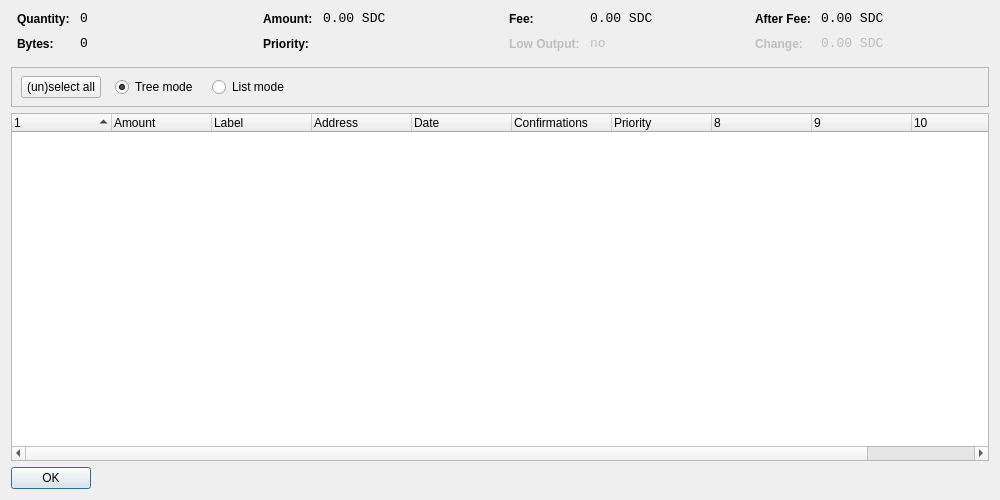
Meee32/net2-1, file src/qt/forms/coincontroldialog.ui: the form before one commit.
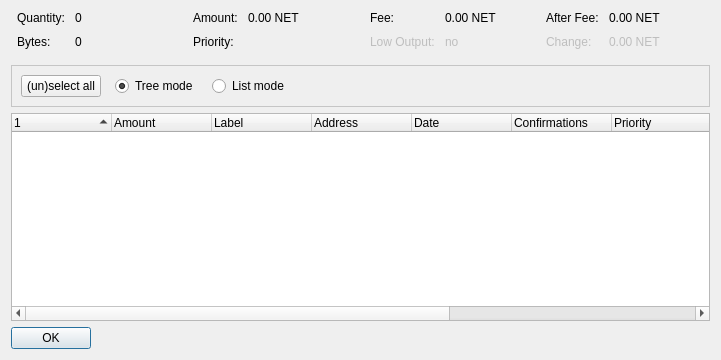
The form after the commit. Custom widgets are drawn as their Qt base class.

Patch:
```diff
--- a/src/qt/forms/coincontroldialog.ui
+++ b/src/qt/forms/coincontroldialog.ui
@@ -6,8 +6,8 @@
    <rect>
     <x>0</x>
     <y>0</y>
-    <width>1000</width>
-    <height>500</height>
+    <width>721</width>
+    <height>360</height>
    </rect>
   </property>
   <property name="windowTitle">
@@ -39,7 +39,7 @@
        <item row="0" column="0">
         <widget class="QLabel" name="labelCoinControlQuantityText">
          <property name="styleSheet">
-          <string notr="true">font-weight:bold;</string>
+          <string notr="true"/>
          </property>
          <property name="text">
           <string>Quantity:</string>
@@ -48,12 +48,6 @@
        </item>
        <item row="0" column="1">
         <widget class="QLabel" name="labelCoinControlQuantity">
-         <property name="font">
-          <font>
-           <family>Monospace</family>
-           <pointsize>10</pointsize>
-          </font>
-         </property>
          <property name="cursor">
           <cursorShape>IBeamCursor</cursorShape>
          </property>
@@ -71,7 +65,7 @@
        <item row="1" column="0">
         <widget class="QLabel" name="labelCoinControlBytesText">
          <property name="styleSheet">
-          <string notr="true">font-weight:bold;</string>
+          <string notr="true"/>
          </property>
          <property name="text">
           <string>Bytes:</string>
@@ -80,12 +74,6 @@
        </item>
        <item row="1" column="1">
         <widget class="QLabel" name="labelCoinControlBytes">
-         <property name="font">
-          <font>
-           <family>Monospace</family>
-           <pointsize>10</pointsize>
-          </font>
-         </property>
          <property name="cursor">
           <cursorShape>IBeamCursor</cursorShape>
          </property>
@@ -119,7 +107,7 @@
        <item row="0" column="0">
         <widget class="QLabel" name="labelCoinControlAmountText">
          <property name="styleSheet">
-          <string notr="true">font-weight:bold;</string>
+          <string notr="true"/>
          </property>
          <property name="text">
           <string>Amount:</string>
@@ -128,12 +116,6 @@
        </item>
        <item row="0" column="1">
         <widget class="QLabel" name="labelCoinControlAmount">
-         <property name="font">
-          <font>
-           <family>Monospace</family>
-           <pointsize>10</pointsize>
-          </font>
-         </property>
          <property name="cursor">
           <cursorShape>IBeamCursor</cursorShape>
          </property>
@@ -141,7 +123,7 @@
           <enum>Qt::ActionsContextMenu</enum>
          </property>
          <property name="text">
-          <string notr="true">0.00 SDC</string>
+          <string>0.00 NET</string>
          </property>
          <property name="textInteractionFlags">
           <set>Qt::LinksAccessibleByMouse|Qt::TextSelectableByKeyboard|Qt::TextSelectableByMouse</set>
@@ -151,7 +133,7 @@
        <item row="1" column="0">
         <widget class="QLabel" name="labelCoinControlPriorityText">
          <property name="styleSheet">
-          <string notr="true">font-weight:bold;</string>
+          <string notr="true"/>
          </property>
          <property name="text">
           <string>Priority:</string>
@@ -160,18 +142,18 @@
        </item>
        <item row="1" column="1">
         <widget class="QLabel" name="labelCoinControlPriority">
-         <property name="font">
-          <font>
-           <family>Monospace</family>
-           <pointsize>10</pointsize>
-          </font>
-         </property>
          <property name="cursor">
           <cursorShape>IBeamCursor</cursorShape>
          </property>
          <property name="contextMenuPolicy">
           <enum>Qt::ActionsContextMenu</enum>
          </property>
+         <property name="autoFillBackground">
+          <bool>false</bool>
+         </property>
+         <property name="styleSheet">
+          <string notr="true"/>
+         </property>
          <property name="text">
           <string/>
          </property>
@@ -199,7 +181,7 @@
        <item row="0" column="0">
         <widget class="QLabel" name="labelCoinControlFeeText">
          <property name="styleSheet">
-          <string notr="true">font-weight:bold;</string>
+          <string notr="true"/>
          </property>
          <property name="text">
           <string>Fee:</string>
@@ -208,12 +190,6 @@
        </item>
        <item row="0" column="1">
         <widget class="QLabel" name="labelCoinControlFee">
-         <property name="font">
-          <font>
-           <family>Monospace</family>
-           <pointsize>10</pointsize>
-          </font>
-         </property>
          <property name="cursor">
           <cursorShape>IBeamCursor</cursorShape>
          </property>
@@ -221,7 +197,7 @@
           <enum>Qt::ActionsContextMenu</enum>
          </property>
          <property name="text">
-          <string notr="true">0.00 SDC</string>
+          <string>0.00 NET</string>
          </property>
          <property name="textInteractionFlags">
           <set>Qt::LinksAccessibleByMouse|Qt::TextSelectableByKeyboard|Qt::TextSelectableByMouse</set>
@@ -234,7 +210,7 @@
           <bool>false</bool>
          </property>
          <property name="styleSheet">
-          <string notr="true">font-weight:bold;</string>
+          <string notr="true"/>
          </property>
          <property name="text">
           <string>Low Output:</string>
@@ -246,12 +222,6 @@
          <property name="enabled">
           <bool>false</bool>
          </property>
-         <property name="font">
-          <font>
-           <family>Monospace</family>
-           <pointsize>10</pointsize>
-          </font>
-         </property>
          <property name="cursor">
           <cursorShape>IBeamCursor</cursorShape>
          </property>
@@ -285,7 +255,7 @@
        <item row="0" column="0">
         <widget class="QLabel" name="labelCoinControlAfterFeeText">
          <property name="styleSheet">
-          <string notr="true">font-weight:bold;</string>
+          <string notr="true"/>
          </property>
          <property name="text">
           <string>After Fee:</string>
@@ -294,12 +264,6 @@
        </item>
        <item row="0" column="1">
         <widget class="QLabel" name="labelCoinControlAfterFee">
-         <property name="font">
-          <font>
-           <family>Monospace</family>
-           <pointsize>10</pointsize>
-          </font>
-         </property>
          <property name="cursor">
           <cursorShape>IBeamCursor</cursorShape>
          </property>
@@ -307,7 +271,7 @@
           <enum>Qt::ActionsContextMenu</enum>
          </property>
          <property name="text">
-          <string notr="true">0.00 SDC</string>
+          <string>0.00 NET</string>
          </property>
          <property name="textInteractionFlags">
           <set>Qt::LinksAccessibleByMouse|Qt::TextSelectableByKeyboard|Qt::TextSelectableByMouse</set>
@@ -320,7 +284,7 @@
           <bool>false</bool>
          </property>
          <property name="styleSheet">
-          <string notr="true">font-weight:bold;</string>
+          <string notr="true"/>
          </property>
          <property name="text">
           <string>Change:</string>
@@ -332,12 +296,6 @@
          <property name="enabled">
           <bool>false</bool>
          </property>
-         <property name="font">
-          <font>
-           <family>Monospace</family>
-           <pointsize>10</pointsize>
-          </font>
-         </property>
          <property name="cursor">
           <cursorShape>IBeamCursor</cursorShape>
          </property>
@@ -345,7 +303,7 @@
           <enum>Qt::ActionsContextMenu</enum>
          </property>
          <property name="text">
-          <string notr="true">0.00 SDC</string>
+          <string>0.00 NET</string>
          </property>
          <property name="textInteractionFlags">
           <set>Qt::LinksAccessibleByMouse|Qt::TextSelectableByKeyboard|Qt::TextSelectableByMouse</set>
@@ -364,22 +322,198 @@
        <height>40</height>
       </size>
      </property>
+     <property name="palette">
+      <palette>
+       <active>
+        <colorrole role="WindowText">
+         <brush brushstyle="SolidPattern">
+          <color alpha="255">
+           <red>255</red>
+           <green>170</green>
+           <blue>0</blue>
+          </color>
+         </brush>
+        </colorrole>
+        <colorrole role="Text">
+         <brush brushstyle="SolidPattern">
+          <color alpha="255">
+           <red>255</red>
+           <green>170</green>
+           <blue>0</blue>
+          </color>
+         </brush>
+        </colorrole>
+        <colorrole role="BrightText">
+         <brush brushstyle="SolidPattern">
+          <color alpha="255">
+           <red>255</red>
+           <green>255</green>
+           <blue>255</blue>
+          </color>
+         </brush>
+        </colorrole>
+        <colorrole role="Base">
+         <brush brushstyle="SolidPattern">
+          <color alpha="255">
+           <red>0</red>
+           <green>0</green>
+           <blue>0</blue>
+          </color>
+         </brush>
+        </colorrole>
+        <colorrole role="Window">
+         <brush brushstyle="SolidPattern">
+          <color alpha="255">
+           <red>255</red>
+           <green>255</green>
+           <blue>255</blue>
+          </color>
+         </brush>
+        </colorrole>
+        <colorrole role="HighlightedText">
+         <brush brushstyle="SolidPattern">
+          <color alpha="255">
+           <red>255</red>
+           <green>255</green>
+           <blue>255</blue>
+          </color>
+         </brush>
+        </colorrole>
+       </active>
+       <inactive>
+        <colorrole role="WindowText">
+         <brush brushstyle="SolidPattern">
+          <color alpha="255">
+           <red>255</red>
+           <green>170</green>
+           <blue>0</blue>
+          </color>
+         </brush>
+        </colorrole>
+        <colorrole role="Text">
+         <brush brushstyle="SolidPattern">
+          <color alpha="255">
+           <red>255</red>
+           <green>170</green>
+           <blue>0</blue>
+          </color>
+         </brush>
+        </colorrole>
+        <colorrole role="BrightText">
+         <brush brushstyle="SolidPattern">
+          <color alpha="255">
+           <red>255</red>
+           <green>255</green>
+           <blue>255</blue>
+          </color>
+         </brush>
+        </colorrole>
+        <colorrole role="Base">
+         <brush brushstyle="SolidPattern">
+          <color alpha="255">
+           <red>0</red>
+           <green>0</green>
+           <blue>0</blue>
+          </color>
+         </brush>
+        </colorrole>
+        <colorrole role="Window">
+         <brush brushstyle="SolidPattern">
+          <color alpha="255">
+           <red>255</red>
+           <green>255</green>
+           <blue>255</blue>
+          </color>
+         </brush>
+        </colorrole>
+        <colorrole role="HighlightedText">
+         <brush brushstyle="SolidPattern">
+          <color alpha="255">
+           <red>255</red>
+           <green>255</green>
+           <blue>255</blue>
+          </color>
+         </brush>
+        </colorrole>
+       </inactive>
+       <disabled>
+        <colorrole role="WindowText">
+         <brush brushstyle="SolidPattern">
+          <color alpha="255">
+           <red>255</red>
+           <green>170</green>
+           <blue>0</blue>
+          </color>
+         </brush>
+        </colorrole>
+        <colorrole role="Text">
+         <brush brushstyle="SolidPattern">
+          <color alpha="255">
+           <red>255</red>
+           <green>170</green>
+           <blue>0</blue>
+          </color>
+         </brush>
+        </colorrole>
+        <colorrole role="BrightText">
+         <brush brushstyle="SolidPattern">
+          <color alpha="255">
+           <red>255</red>
+           <green>255</green>
+           <blue>255</blue>
+          </color>
+         </brush>
+        </colorrole>
+        <colorrole role="Base">
+         <brush brushstyle="SolidPattern">
+          <color alpha="255">
+           <red>255</red>
+           <green>255</green>
+           <blue>255</blue>
+          </color>
+         </brush>
+        </colorrole>
+        <colorrole role="Window">
+         <brush brushstyle="SolidPattern">
+          <color alpha="255">
+           <red>255</red>
+           <green>255</green>
+           <blue>255</blue>
+          </color>
+         </brush>
+        </colorrole>
+        <colorrole role="HighlightedText">
+         <brush brushstyle="SolidPattern">
+          <color alpha="255">
+           <red>255</red>
+           <green>255</green>
+           <blue>255</blue>
+          </color>
+         </brush>
+        </colorrole>
+       </disabled>
+      </palette>
+     </property>
+     <property name="font">
+      <font>
+       <pointsize>-1</pointsize>
+      </font>
+     </property>
+     <property name="styleSheet">
+      <string notr="true">QFrame
+{
+font-size: 30px;
+}</string>
+     </property>
      <property name="frameShape">
       <enum>QFrame::StyledPanel</enum>
      </property>
      <property name="frameShadow">
       <enum>QFrame::Sunken</enum>
      </property>
-     <widget class="QWidget" name="horizontalLayoutWidget">
-      <property name="geometry">
-       <rect>
-        <x>10</x>
-        <y>0</y>
-        <width>781</width>
-        <height>41</height>
-       </rect>
-      </property>
-      <layout class="QHBoxLayout" name="horizontalLayoutPanel" stretch="0,0,0,0,0">
+     <layout class="QGridLayout" name="gridLayout">
+      <item row="0" column="0">
+       <layout class="QHBoxLayout" name="horizontalLayoutPanel" stretch="0,0,0,0">
        <property name="spacing">
         <number>14</number>
        </property>
@@ -427,6 +561,178 @@
        </item>
        <item>
         <spacer name="horizontalSpacer">
+          <property name="palette">
+           <palette>
+            <active>
+             <colorrole role="WindowText">
+              <brush brushstyle="SolidPattern">
+               <color alpha="255">
+                <red>255</red>
+                <green>170</green>
+                <blue>0</blue>
+               </color>
+              </brush>
+             </colorrole>
+             <colorrole role="Text">
+              <brush brushstyle="SolidPattern">
+               <color alpha="255">
+                <red>255</red>
+                <green>170</green>
+                <blue>0</blue>
+               </color>
+              </brush>
+             </colorrole>
+             <colorrole role="BrightText">
+              <brush brushstyle="SolidPattern">
+               <color alpha="255">
+                <red>255</red>
+                <green>170</green>
+                <blue>0</blue>
+               </color>
+              </brush>
+             </colorrole>
+             <colorrole role="Base">
+              <brush brushstyle="SolidPattern">
+               <color alpha="255">
+                <red>0</red>
+                <green>0</green>
+                <blue>0</blue>
+               </color>
+              </brush>
+             </colorrole>
+             <colorrole role="Window">
+              <brush brushstyle="SolidPattern">
+               <color alpha="255">
+                <red>0</red>
+                <green>0</green>
+                <blue>0</blue>
+               </color>
+              </brush>
+             </colorrole>
+             <colorrole role="HighlightedText">
+              <brush brushstyle="SolidPattern">
+               <color alpha="255">
+                <red>255</red>
+                <green>170</green>
+                <blue>0</blue>
+               </color>
+              </brush>
+             </colorrole>
+            </active>
+            <inactive>
+             <colorrole role="WindowText">
+              <brush brushstyle="SolidPattern">
+               <color alpha="255">
+                <red>255</red>
+                <green>170</green>
+                <blue>0</blue>
+               </color>
+              </brush>
+             </colorrole>
+             <colorrole role="Text">
+              <brush brushstyle="SolidPattern">
+               <color alpha="255">
+                <red>255</red>
+                <green>170</green>
+                <blue>0</blue>
+               </color>
+              </brush>
+             </colorrole>
+             <colorrole role="BrightText">
+              <brush brushstyle="SolidPattern">
+               <color alpha="255">
+                <red>255</red>
+                <green>170</green>
+                <blue>0</blue>
+               </color>
+              </brush>
+             </colorrole>
+             <colorrole role="Base">
+              <brush brushstyle="SolidPattern">
+               <color alpha="255">
+                <red>0</red>
+                <green>0</green>
+                <blue>0</blue>
+               </color>
+              </brush>
+             </colorrole>
+             <colorrole role="Window">
+              <brush brushstyle="SolidPattern">
+               <color alpha="255">
+                <red>0</red>
+                <green>0</green>
+                <blue>0</blue>
+               </color>
+              </brush>
+             </colorrole>
+             <colorrole role="HighlightedText">
+              <brush brushstyle="SolidPattern">
+               <color alpha="255">
+                <red>255</red>
+                <green>170</green>
+                <blue>0</blue>
+               </color>
+              </brush>
+             </colorrole>
+            </inactive>
+            <disabled>
+             <colorrole role="WindowText">
+              <brush brushstyle="SolidPattern">
+               <color alpha="255">
+                <red>255</red>
+                <green>170</green>
+                <blue>0</blue>
+               </color>
+              </brush>
+             </colorrole>
+             <colorrole role="Text">
+              <brush brushstyle="SolidPattern">
+               <color alpha="255">
+                <red>255</red>
+                <green>170</green>
+                <blue>0</blue>
+               </color>
+              </brush>
+             </colorrole>
+             <colorrole role="BrightText">
+              <brush brushstyle="SolidPattern">
+               <color alpha="255">
+                <red>255</red>
+                <green>170</green>
+                <blue>0</blue>
+               </color>
+              </brush>
+             </colorrole>
+             <colorrole role="Base">
+              <brush brushstyle="SolidPattern">
+               <color alpha="255">
+                <red>0</red>
+                <green>0</green>
+                <blue>0</blue>
+               </color>
+              </brush>
+             </colorrole>
+             <colorrole role="Window">
+              <brush brushstyle="SolidPattern">
+               <color alpha="255">
+                <red>0</red>
+                <green>0</green>
+                <blue>0</blue>
+               </color>
+              </brush>
+             </colorrole>
+             <colorrole role="HighlightedText">
+              <brush brushstyle="SolidPattern">
+               <color alpha="255">
+                <red>255</red>
+                <green>170</green>
+                <blue>0</blue>
+               </color>
+              </brush>
+             </colorrole>
+            </disabled>
+           </palette>
+          </property>
          <property name="orientation">
           <enum>Qt::Horizontal</enum>
          </property>
@@ -439,7 +745,8 @@
         </spacer>
        </item>
       </layout>
-     </widget>
+      </item>
+     </layout>
     </widget>
    </item>
    <item>
@@ -527,6 +834,12 @@
        <verstretch>0</verstretch>
       </sizepolicy>
      </property>
+     <property name="autoFillBackground">
+      <bool>false</bool>
+     </property>
+     <property name="styleSheet">
+      <string notr="true"/>
+     </property>
      <property name="orientation">
       <enum>Qt::Horizontal</enum>
      </property>
```
Left out of the diff: 6 changed lines with no effect on the pictures. Lines whose indentation alone changed are shown as unchanged.
